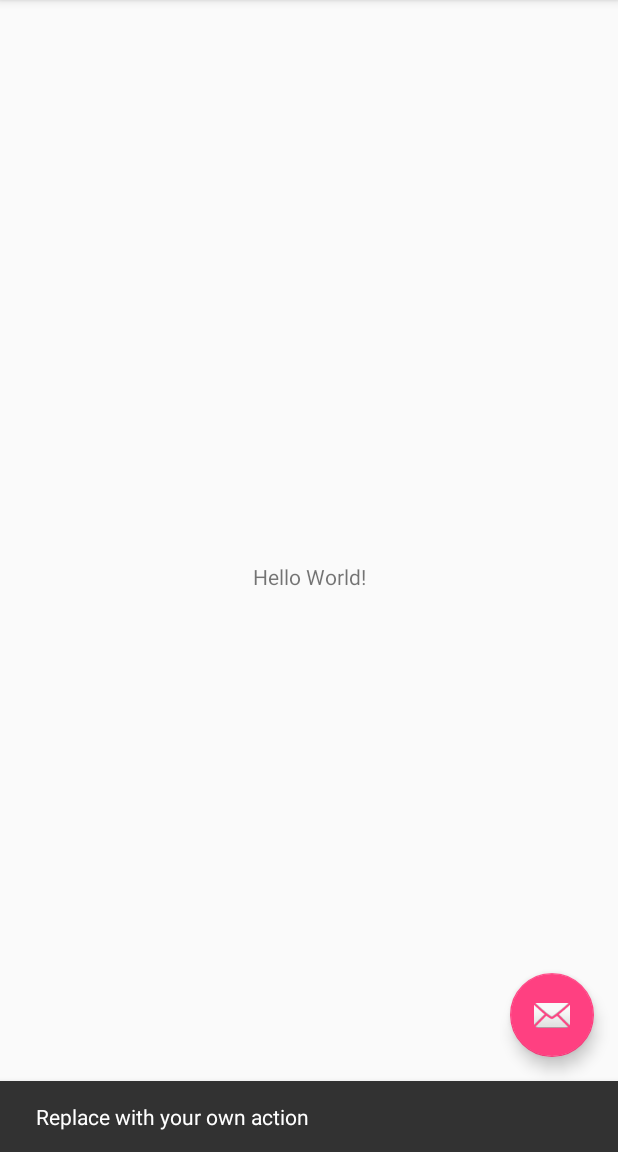
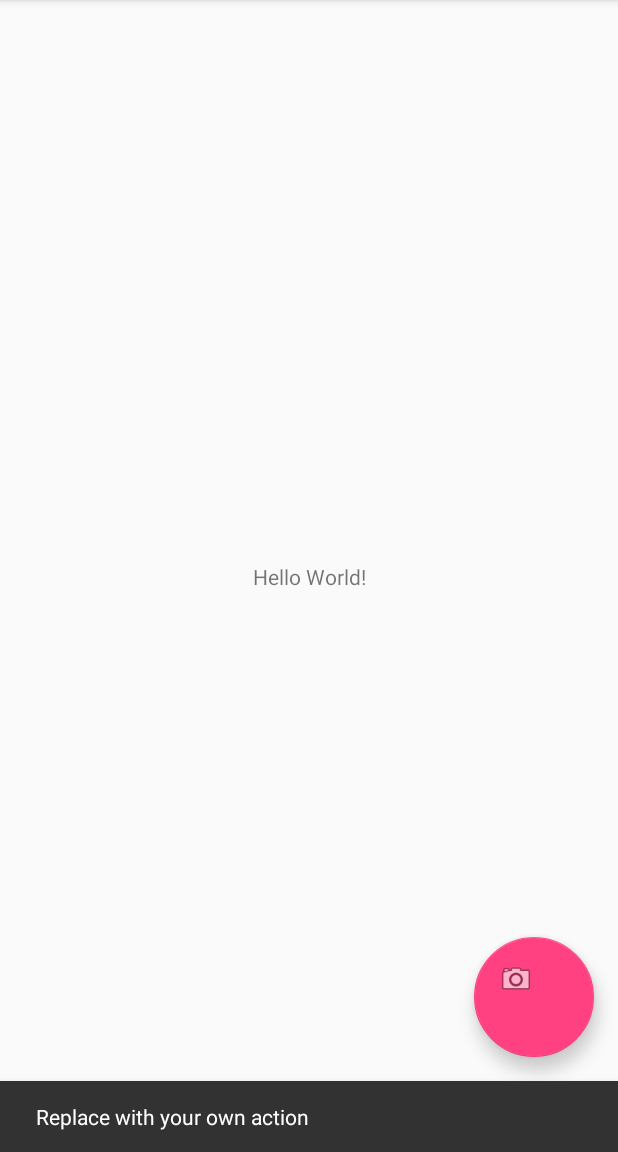
Before and after one commit to mkyl/dubhacks-2017, an Android app: the screen it shows after launch (MainActivity), after a tap on an icon or button, on a phone screen of 412 x 824 dp, the part 84-1236 px from its top. Run offline under Robolectric (Android 15) with nearby library versions, the phone set to English and light mode, and no system bars.

Commit message:
changed floating action button

```diff
--- a/app/src/main/res/layout/activity_main.xml
+++ b/app/src/main/res/layout/activity_main.xml
@@ -24,10 +24,10 @@
 
     <android.support.design.widget.FloatingActionButton
         android:id="@+id/fab"
-        android:layout_width="wrap_content"
-        android:layout_height="wrap_content"
+        android:layout_width="80dp"
+        android:layout_height="80dp"
         android:layout_gravity="bottom|end"
         android:layout_margin="@dimen/fab_margin"
-        app:srcCompat="@android:drawable/ic_dialog_email" />
+        app:srcCompat="@android:drawable/ic_menu_camera" />
 
 </android.support.design.widget.CoordinatorLayout>
```
